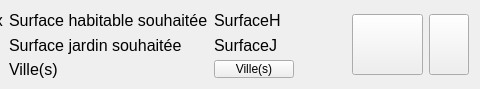
This is src/Qt/AgenceImmobiliere/widgetsouhait.ui in Ovan33/Immobilier as Qt 5 draws it before an edit; both pictures show x 220 to 700 and y 0 to 89 of the 700 by 89 pixel window. The edited form follows.
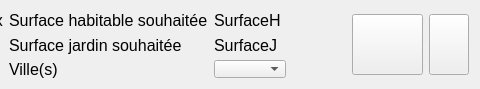
This is the edited form. Icons and pictures are not drawn.

Commit message: Modification classe Souhait + widget

```diff
--- a/src/Qt/AgenceImmobiliere/widgetsouhait.ui
+++ b/src/Qt/AgenceImmobiliere/widgetsouhait.ui
@@ -120,11 +120,7 @@
       </widget>
      </item>
      <item row="2" column="3">
-      <widget class="QPushButton" name="pushButton_AccederVilles">
-       <property name="text">
-        <string>Ville(s)</string>
-       </property>
-      </widget>
+      <widget class="QComboBox" name="comboBox_Villes"/>
      </item>
     </layout>
    </item>
```
Left out of the diff: 26 changed lines with no effect on the pictures. The commit also changes 4 other files.
